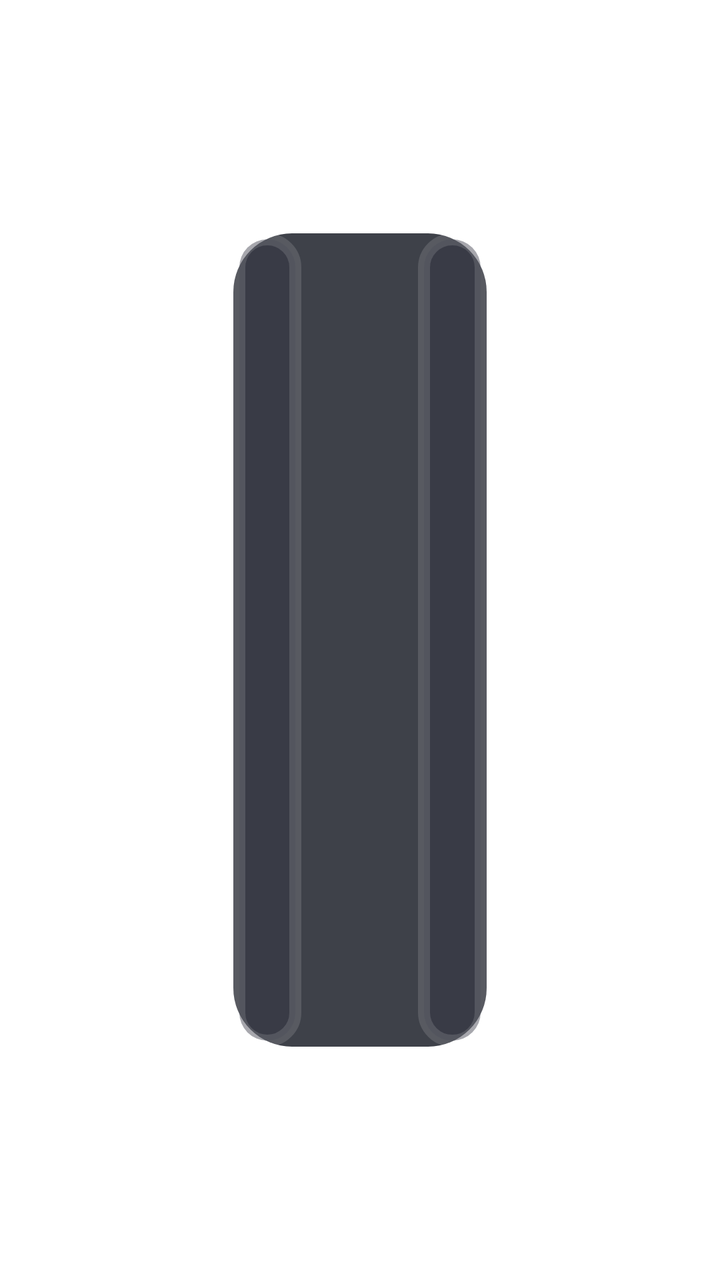
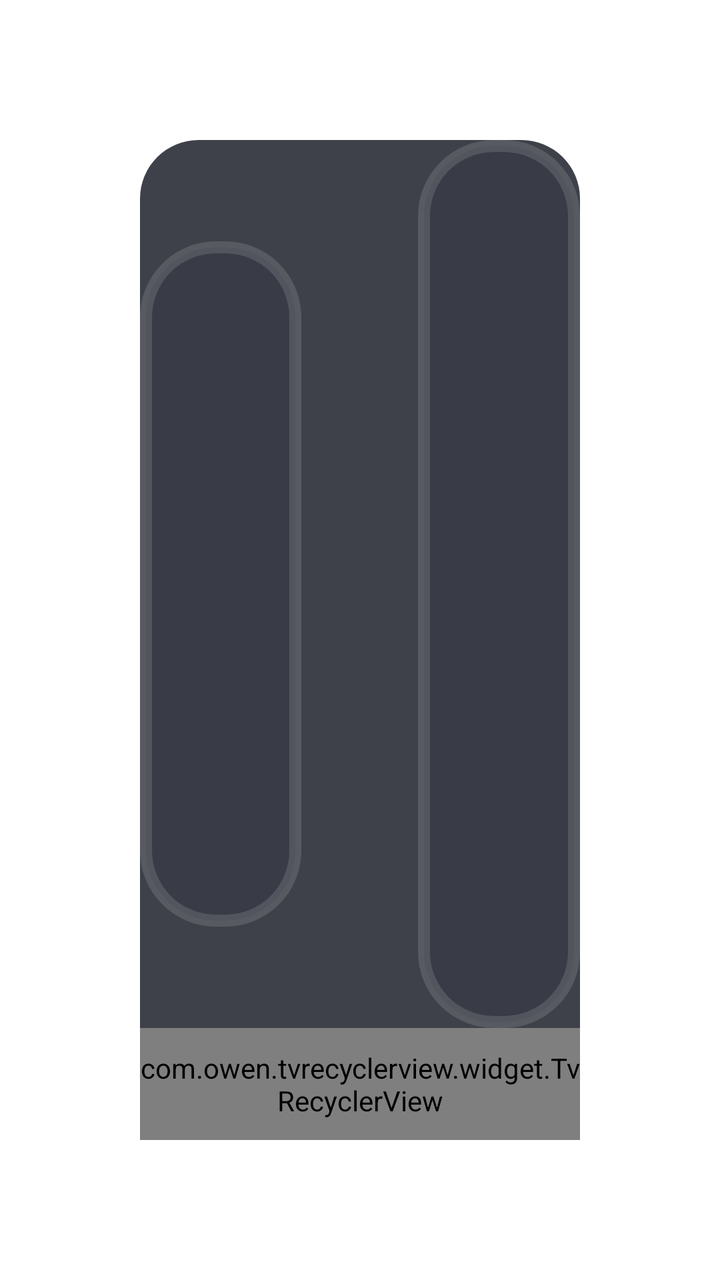

Screens rendered from an Android XML layout before and after an edit, with the pre-edit source and the edit as a unified diff.
<!-- AndroidManifest.xml: application theme AppTheme.NoActionBar -->
<!-- res/layout/dialog_checkbox_search.xml -->
<?xml version="1.0" encoding="utf-8"?>
<FrameLayout xmlns:android="http://schemas.android.com/apk/res/android"
    xmlns:app="http://schemas.android.com/apk/res-auto"
    xmlns:tools="http://schemas.android.com/tools"
    android:layout_width="match_parent"
    android:layout_height="match_parent">
    <LinearLayout
        android:id="@+id/root"
        android:layout_width="match_parent"
        android:layout_height="match_parent"
        android:layout_gravity="center"
        android:layout_marginLeft="@dimen/vs_20"
        android:layout_marginTop="@dimen/vs_20"
        android:layout_marginRight="@dimen/vs_20"
        android:layout_marginBottom="@dimen/vs_20"
        android:background="@drawable/shape_dialog_pg_search_checkbox"
        android:orientation="vertical">


        <LinearLayout
            android:orientation="horizontal"
            android:weightSum="2"
            android:layout_width="match_parent"
            android:layout_height="wrap_content">
            <TextView
                android:id="@+id/checkAll"
                android:layout_width="0dp"
                android:layout_height="wrap_content"
                android:layout_weight="1"
                android:layout_gravity="center"
                android:gravity="center"
                android:background="@drawable/button_danmu_setting"
                android:clickable="true"
                android:focusable="true"
                android:padding="@dimen/vs_30"
                android:textColor="@color/dialog_text_primary"
                android:textSize="@dimen/ts_26"
                android:text="全选" />

            <TextView
                android:id="@+id/clearAll"
                android:layout_width="0dp"
                android:layout_height="wrap_content"
                android:layout_marginLeft="@dimen/vs_10"
                android:layout_weight="1"
                android:layout_gravity="center"
                android:gravity="center"
                android:background="@drawable/button_danmu_setting"
                android:clickable="true"
                android:focusable="true"
                android:padding="@dimen/vs_30"
                android:text="全不选"
                android:textColor="@color/dialog_text_primary"
                android:textSize="@dimen/ts_26" />
        </LinearLayout>

        <com.owen.tvrecyclerview.widget.TvRecyclerView
            android:id="@+id/mGridView"
            android:layout_width="match_parent"
            android:layout_height="0dp"
            android:layout_weight="1"
            android:orientation="vertical"/>

    </LinearLayout>

</FrameLayout>
<!-- resources referenced by this layout -->
<resources>
  <color name="dialog_text_primary">#FFFFFFFF</color>
  <dimen name="ts_26">17mm</dimen>
  <dimen name="vs_10">10mm</dimen>
  <dimen name="vs_20">20mm</dimen>
  <dimen name="vs_30">30mm</dimen>
  <!-- drawable button_danmu_setting (drawable) -->
  <?xml version="1.0" encoding="utf-8"?>
  <selector xmlns:android="http://schemas.android.com/apk/res/android">
      <item android:state_focused="true">
          <shape>
              <corners android:radius="@dimen/vs_6" />
              <solid android:color="@color/dialog_control_bg_focused" />
              <stroke
                  android:width="@dimen/vs_1"
                  android:color="@color/dialog_control_stroke_focused" />
          </shape>
      </item>
      <item>
          <shape>
              <corners android:radius="@dimen/vs_6" />
              <solid android:color="@color/dialog_control_bg" />
              <stroke
                  android:width="@dimen/vs_1"
                  android:color="@color/dialog_control_stroke" />
          </shape>
      </item>
  </selector>
  <!-- drawable shape_dialog_pg_search_checkbox (drawable) -->
  <?xml version="1.0" encoding="utf-8"?>
  <shape xmlns:android="http://schemas.android.com/apk/res/android">
      <corners android:radius="@dimen/vs_5" />
      <solid android:color="@color/dialog_panel_bg" />
  </shape>
  <style name="AppTheme.NoActionBar" parent="AppTheme">
          <item name="android:windowActionBar">false</item>
          <item name="android:windowNoTitle">true</item>
          <item name="windowActionBar">false</item>
          <item name="android:windowFullscreen">false</item>//手机版：默认保留状态栏，全屏页面运行时再隐藏
          <item name="android:windowContentOverlay">@null</item>//是否有遮盖
          <item name="windowNoTitle">true</item>
          <item name="android:keepScreenOn">true</item>
          
          <item name="android:windowBackground">@android:color/transparent</item>
          
          <item name="android:statusBarColor">@android:color/transparent</item>
          <item name="android:windowDrawsSystemBarBackgrounds">true</item>
      </style>
  <dimen name="vs_6">6mm</dimen>
  <color name="dialog_control_bg_focused">#CC1890FF</color>
  <dimen name="vs_1">1mm</dimen>
  <color name="dialog_control_stroke_focused">#CC02F8E1</color>
  <color name="dialog_control_bg">#80353744</color>
  <color name="dialog_control_stroke">#22FFFFFF</color>
  <dimen name="vs_5">5mm</dimen>
  <color name="dialog_panel_bg">#D91D202A</color>
  <style name="AppTheme" parent="Theme.AppCompat.Light.DarkActionBar">
          
          <item name="colorPrimary">@color/color_6200EE</item>
          <item name="colorPrimaryDark">@color/color_3700B3</item>
          <item name="colorAccent">@color/color_03DAC5</item>
      </style>
  <color name="color_6200EE">#6200EE</color>
  <color name="color_3700B3">#3700B3</color>
  <color name="color_03DAC5">#03DAC5</color>
</resources>

<!-- the commit's change to res/layout/dialog_checkbox_search.xml (unified diff, before → after) -->
@@ -9,10 +9,10 @@
         android:layout_width="match_parent"
         android:layout_height="match_parent"
         android:layout_gravity="center"
-        android:layout_marginLeft="@dimen/vs_20"
-        android:layout_marginTop="@dimen/vs_20"
-        android:layout_marginRight="@dimen/vs_20"
-        android:layout_marginBottom="@dimen/vs_20"
+        android:layout_marginLeft="@dimen/vs_12"
+        android:layout_marginTop="@dimen/vs_12"
+        android:layout_marginRight="@dimen/vs_12"
+        android:layout_marginBottom="@dimen/vs_12"
         android:background="@drawable/shape_dialog_pg_search_checkbox"
         android:orientation="vertical">
 
@@ -32,9 +32,9 @@
                 android:background="@drawable/button_danmu_setting"
                 android:clickable="true"
                 android:focusable="true"
-                android:padding="@dimen/vs_30"
+                android:padding="@dimen/vs_12"
                 android:textColor="@color/dialog_text_primary"
-                android:textSize="@dimen/ts_26"
+                android:textSize="@dimen/ts_14"
                 android:text="全选" />
 
             <TextView
@@ -48,10 +48,10 @@
                 android:background="@drawable/button_danmu_setting"
                 android:clickable="true"
                 android:focusable="true"
-                android:padding="@dimen/vs_30"
+                android:padding="@dimen/vs_12"
                 android:text="全不选"
                 android:textColor="@color/dialog_text_primary"
-                android:textSize="@dimen/ts_26" />
+                android:textSize="@dimen/ts_14" />
         </LinearLayout>
 
         <com.owen.tvrecyclerview.widget.TvRecyclerView
<!-- resource entries referenced after the edit -->
@@ -1,10 +1,9 @@
 <!-- resources referenced by this layout -->
 <resources>
   <color name="dialog_text_primary">#FFFFFFFF</color>
-  <dimen name="ts_26">17mm</dimen>
+  <dimen name="ts_14">12mm</dimen>
   <dimen name="vs_10">10mm</dimen>
-  <dimen name="vs_20">20mm</dimen>
-  <dimen name="vs_30">30mm</dimen>
+  <dimen name="vs_12">12mm</dimen>
   <!-- drawable button_danmu_setting (drawable) -->
   <?xml version="1.0" encoding="utf-8"?>
   <selector xmlns:android="http://schemas.android.com/apk/res/android">
